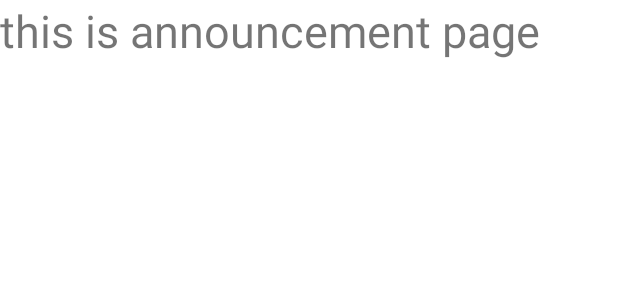
After one commit to peteryan1019/B07_App, an Android app: the layout activity_admin_announcement.xml on its own in the app's theme, with its tools: preview values and no code run, on a phone screen of 412 x 824 dp. The commit adds this screen. Shown: the top 300 px of the screen. Run offline under Robolectric (Android 15) with nearby library versions, the phone set to English and light mode, and no system bars; Roboto replaces fonts that are not available here.

```diff
--- /dev/null
+++ b/app/src/main/res/layout/activity_admin_announcement.xml
@@ -0,0 +1,18 @@
+<?xml version="1.0" encoding="utf-8"?>
+<androidx.constraintlayout.widget.ConstraintLayout xmlns:android="http://schemas.android.com/apk/res/android"
+    xmlns:app="http://schemas.android.com/apk/res-auto"
+    xmlns:tools="http://schemas.android.com/tools"
+    android:layout_width="match_parent"
+    android:layout_height="match_parent"
+    android:id="@+id/nav_admin_announcement"
+    tools:context=".ui.admin.AdminAnnouncementActivity">
+
+    <TextView
+        android:id="@+id/textView2"
+        android:layout_width="wrap_content"
+        android:layout_height="wrap_content"
+        android:text="this is announcement page"
+        android:textSize="30dp"
+        tools:layout_editor_absoluteX="24dp"
+        tools:layout_editor_absoluteY="187dp" />
+</androidx.constraintlayout.widget.ConstraintLayout>
```
Also changed, not shown: app/src/main/AndroidManifest.xml (+12 -0 lines), app/src/main/java/com/uoft/b07application/ui/admin/AdminActivity.java (+33 -8 lines), app/src/main/java/com/uoft/b07application/ui/admin/AdminAnnouncementActivity.java (added, +16 -0 lines), app/src/main/java/com/uoft/b07application/ui/admin/AdminEventActivity.java (added, +16 -0 lines), app/src/main/java/com/uoft/b07application/ui/admin/AdminProfileActivity.java (added, +16 -0 lines), app/src/main/java/com/uoft/b07application/ui/admin/AdminReviewCommentsActivity.java (added, +16 -0 lines), app/src/main/res/layout/activity_admin_event.xml (added, +10 -0 lines), app/src/main/res/layout/activity_admin_profile.xml (added, +10 -0 lines), app/src/main/res/layout/activity_admin_review_comments.xml (added, +10 -0 lines).
